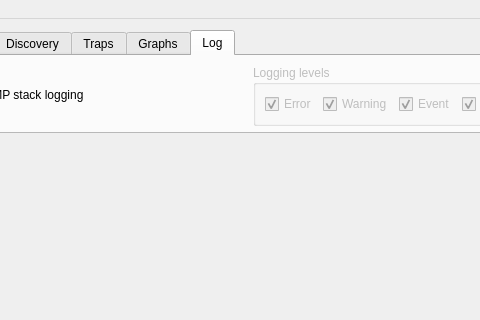
This is src/mainw.ui in verrio/snmpb as Qt 5 draws it before an edit; both pictures show x 192 to 672 and y 0 to 320 of the 800 by 600 pixel window. The edited form follows.
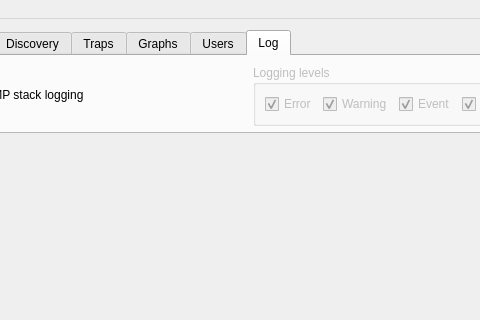
This is the edited form. The open tabs and pages were chosen to show the change. Icons and pictures are not drawn. Custom widgets are drawn as their Qt base class.

```diff
--- a/src/mainw.ui
+++ b/src/mainw.ui
@@ -1381,6 +1381,12 @@
         </item>
        </layout>
       </widget>
+      <widget class="QWidget" name="UsersTab">
+       <attribute name="title">
+        <string>Users</string>
+       </attribute>
+       <layout class="QVBoxLayout"/>
+      </widget>
       <widget class="QWidget" name="LogTab">
        <attribute name="title">
         <string>Log</string>
```
Left out of the diff: 343 changed lines with no effect on the pictures.
